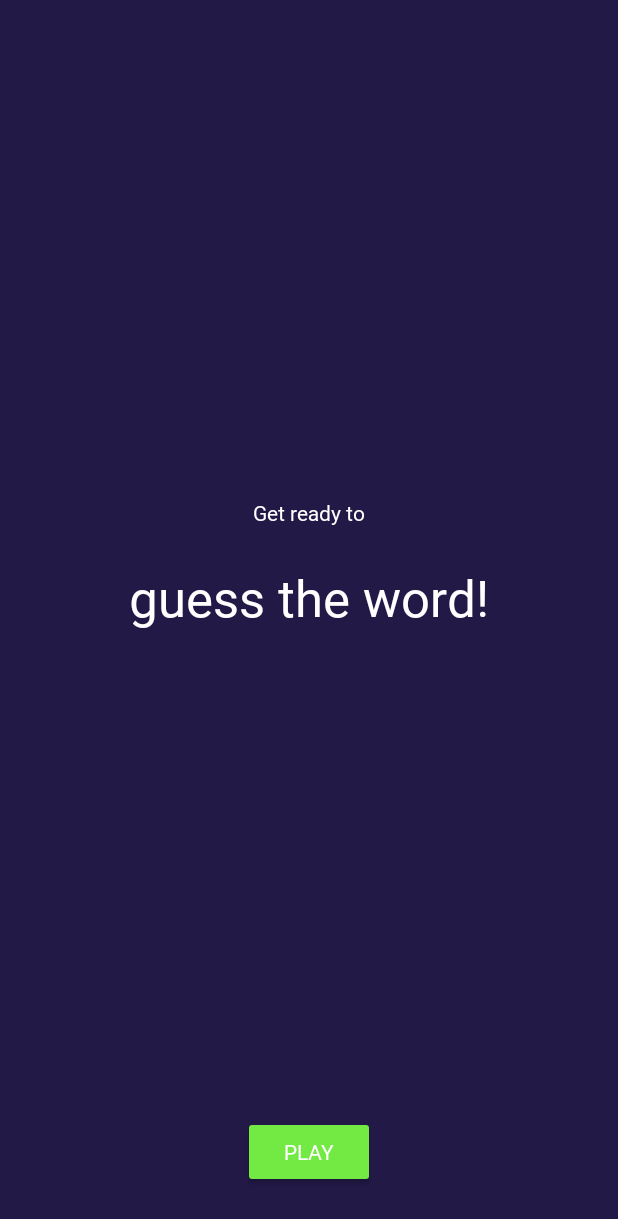
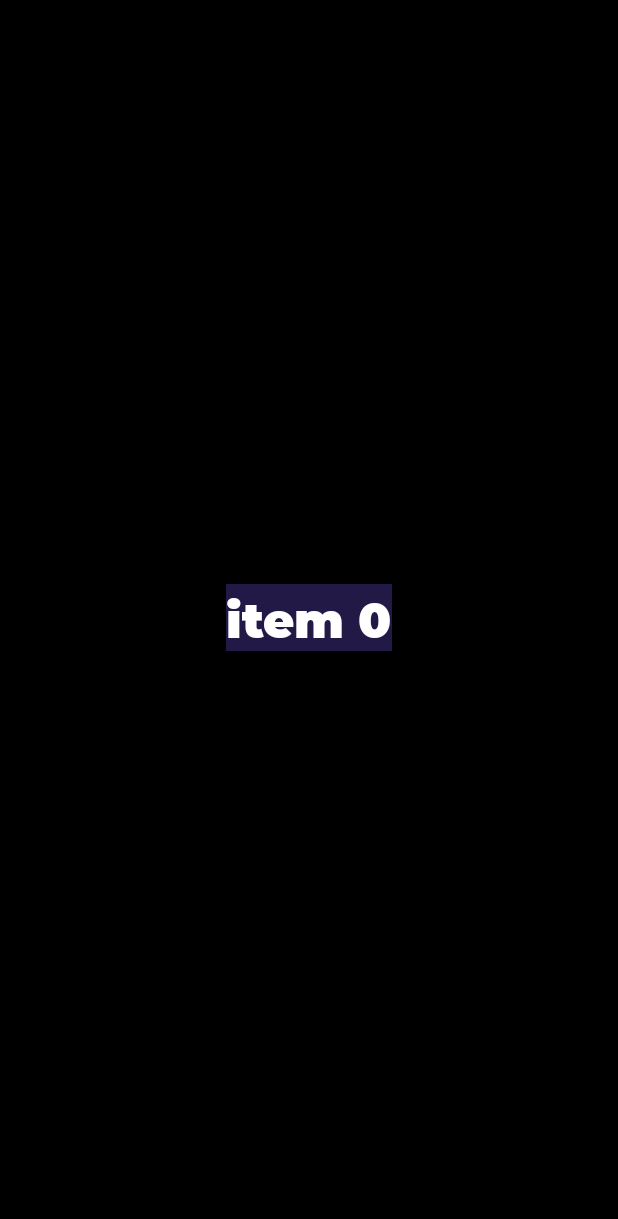
Before and after one commit to totenhund/CrocoUp, an Android app: the screen it shows after launch (MainActivity), on a phone screen of 412 x 824 dp. Shown: the top 1219 px of the screen. Run offline under Robolectric (Android 15) with nearby library versions, the phone set to English and light mode, and no system bars; our stand-ins replace Timber, data binding.

Commit message:
ViewPager2 is added for title screen and choosing words classification

```diff
--- a/app/build.gradle
+++ b/app/build.gradle
@@ -73,4 +73,7 @@ dependencies {
     // Logs
     implementation 'com.jakewharton.timber:timber:4.7.1'
 
+    // ViewPager2
+    implementation "androidx.viewpager2:viewpager2:1.0.0"
+
 }
--- a/app/src/main/java/com/example/android/guesstheword/screens/title/TitleFragment.kt
+++ b/app/src/main/java/com/example/android/guesstheword/screens/title/TitleFragment.kt
@@ -25,6 +25,7 @@ import androidx.fragment.app.Fragment
 import androidx.navigation.fragment.findNavController
 import com.example.android.guesstheword.R
 import com.example.android.guesstheword.databinding.TitleFragmentBinding
+import kotlinx.android.synthetic.main.title_fragment.*
 
 /**
  * Fragment for the starting or title screen of the app
@@ -37,9 +38,7 @@ class TitleFragment : Fragment() {
         val binding: TitleFragmentBinding = DataBindingUtil.inflate(
                 inflater, R.layout.title_fragment, container, false)
 
-        binding.playGameButton.setOnClickListener {
-            findNavController().navigate(TitleFragmentDirections.actionTitleToGame())
-        }
+        binding.viewPager2.adapter = ViewPagerAdapter()
         return binding.root
     }
 }
--- /dev/null
+++ b/app/src/main/java/com/example/android/guesstheword/screens/title/ViewPagerAdapter.kt
@@ -0,0 +1,30 @@
+package com.example.android.guesstheword.screens.title
+
+import android.view.LayoutInflater
+import android.view.View
+import android.view.ViewGroup
+import androidx.recyclerview.widget.RecyclerView
+import com.example.android.guesstheword.R
+import kotlinx.android.synthetic.main.item_page.view.*
+
+class ViewPagerAdapter : RecyclerView.Adapter<PagerVH>() {
+
+    private val colors = intArrayOf(
+            android.R.color.black,
+            android.R.color.holo_red_light,
+            android.R.color.holo_blue_dark,
+            android.R.color.holo_purple
+    )
+
+    override fun onCreateViewHolder(parent: ViewGroup, viewType: Int): PagerVH =
+            PagerVH(LayoutInflater.from(parent.context).inflate(R.layout.item_page, parent, false))
+
+    override fun getItemCount(): Int = colors.size
+
+    override fun onBindViewHolder(holder: PagerVH, position: Int) = holder.itemView.run {
+        tvTitle.text = "item $position"
+        container.setBackgroundResource(colors[position])
+    }
+}
+
+class PagerVH(itemView: View) : RecyclerView.ViewHolder(itemView)
--- a/app/src/main/res/layout/game_fragment.xml
+++ b/app/src/main/res/layout/game_fragment.xml
@@ -1,18 +1,4 @@
-<?xml version="1.0" encoding="utf-8"?><!--
-  ~ Copyright 2018, The Android Open Source Project
-  ~
-  ~ Licensed under the Apache License, Version 2.0 (the "License");
-  ~ you may not use this file except in compliance with the License.
-  ~ You may obtain a copy of the License at
-  ~
-  ~      http://www.apache.org/licenses/LICENSE-2.0
-  ~
-  ~ Unless required by applicable law or agreed to in writing, software
-  ~ distributed under the License is distributed on an "AS IS" BASIS,
-  ~ WITHOUT WARRANTIES OR CONDITIONS OF ANY KIND, either express or implied.
-  ~ See the License for the specific language governing permissions and
-  ~ limitations under the License.
-  -->
+<?xml version="1.0" encoding="utf-8"?>
 
 <layout xmlns:android="http://schemas.android.com/apk/res/android"
     xmlns:app="http://schemas.android.com/apk/res-auto"
--- /dev/null
+++ b/app/src/main/res/layout/item_page.xml
@@ -0,0 +1,17 @@
+<?xml version="1.0" encoding="utf-8"?>
+<RelativeLayout xmlns:android="http://schemas.android.com/apk/res/android"
+    xmlns:tools="http://schemas.android.com/tools"
+    android:id="@+id/container"
+    android:layout_width="match_parent"
+    android:layout_height="match_parent">
+
+    <androidx.appcompat.widget.AppCompatTextView
+        android:id="@+id/tvTitle"
+        android:textColor="@android:color/white"
+        android:layout_width="wrap_content"
+        android:layout_centerInParent="true"
+        tools:text= "item"
+        android:textSize="32sp"
+        android:layout_height="wrap_content" />
+
+</RelativeLayout>
--- a/app/src/main/res/layout/title_fragment.xml
+++ b/app/src/main/res/layout/title_fragment.xml
@@ -1,18 +1,4 @@
-<?xml version="1.0" encoding="utf-8"?><!--
-  ~ Copyright 2018, The Android Open Source Project
-  ~
-  ~ Licensed under the Apache License, Version 2.0 (the "License");
-  ~ you may not use this file except in compliance with the License.
-  ~ You may obtain a copy of the License at
-  ~
-  ~      http://www.apache.org/licenses/LICENSE-2.0
-  ~
-  ~ Unless required by applicable law or agreed to in writing, software
-  ~ distributed under the License is distributed on an "AS IS" BASIS,
-  ~ WITHOUT WARRANTIES OR CONDITIONS OF ANY KIND, either express or implied.
-  ~ See the License for the specific language governing permissions and
-  ~ limitations under the License.
-  -->
+<?xml version="1.0" encoding="utf-8"?>
 
 <layout xmlns:android="http://schemas.android.com/apk/res/android"
     xmlns:app="http://schemas.android.com/apk/res-auto"
@@ -24,49 +10,10 @@
         android:layout_height="match_parent"
         tools:context=".screens.title.TitleFragment">
 
-        <TextView
-            android:id="@+id/get_ready_text"
-            android:layout_width="wrap_content"
-            android:layout_height="wrap_content"
-            android:layout_marginTop="8dp"
-            android:layout_marginBottom="8dp"
-            android:fontFamily="sans-serif"
-            android:text="@string/get_ready"
-            android:textSize="14sp"
-            android:textStyle="normal"
-            app:layout_constraintBottom_toTopOf="@+id/title_text"
-            app:layout_constraintEnd_toEndOf="parent"
-            app:layout_constraintHorizontal_bias="0.5"
-            app:layout_constraintStart_toStartOf="parent"
-            app:layout_constraintTop_toTopOf="parent"
-            app:layout_constraintVertical_chainStyle="packed" />
-
-        <TextView
-            android:id="@+id/title_text"
-            android:layout_width="wrap_content"
-            android:layout_height="wrap_content"
-            android:layout_marginTop="16dp"
-            android:fontFamily="sans-serif"
-            android:text="@string/title_text"
-            android:textSize="34sp"
-            android:textStyle="normal"
-            app:layout_constraintBottom_toTopOf="@+id/play_game_button"
-            app:layout_constraintEnd_toEndOf="parent"
-            app:layout_constraintHorizontal_bias="0.5"
-            app:layout_constraintStart_toStartOf="parent"
-            app:layout_constraintTop_toBottomOf="@+id/get_ready_text"
-            app:layout_constraintVertical_chainStyle="packed" />
-
-        <Button
-            android:id="@+id/play_game_button"
-            android:layout_width="wrap_content"
-            android:layout_height="wrap_content"
-            android:layout_marginBottom="32dp"
-            android:text="@string/play_button"
-            android:theme="@style/GoButton"
-            app:layout_constraintBottom_toBottomOf="parent"
-            app:layout_constraintEnd_toEndOf="parent"
-            app:layout_constraintStart_toStartOf="parent" />
+        <androidx.viewpager2.widget.ViewPager2
+            android:id="@+id/viewPager2"
+            android:layout_width="match_parent"
+            android:layout_height="match_parent"/>
 
     </androidx.constraintlayout.widget.ConstraintLayout>
 </layout>
```
Also changed, not shown: app/src/main/res/font/imba.ttf (added), app/src/main/res/font/montebold.ttf (added), app/src/main/res/font/montelight.ttf (added).
